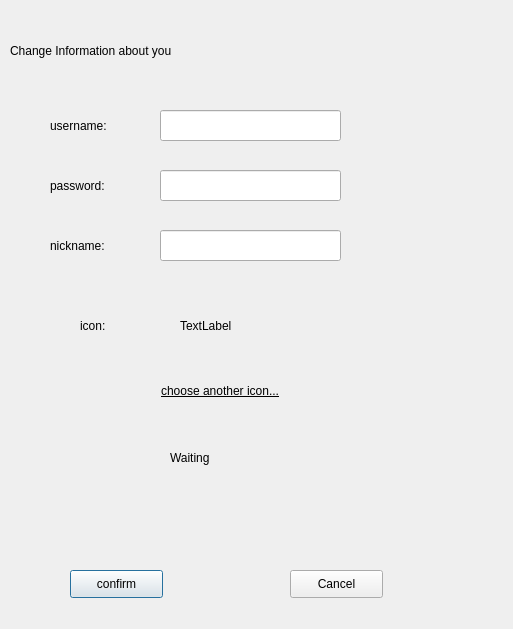
RickZack/Symposium, file GUI/SymposiumGui/changeuserinfo.ui: the form before one commit.
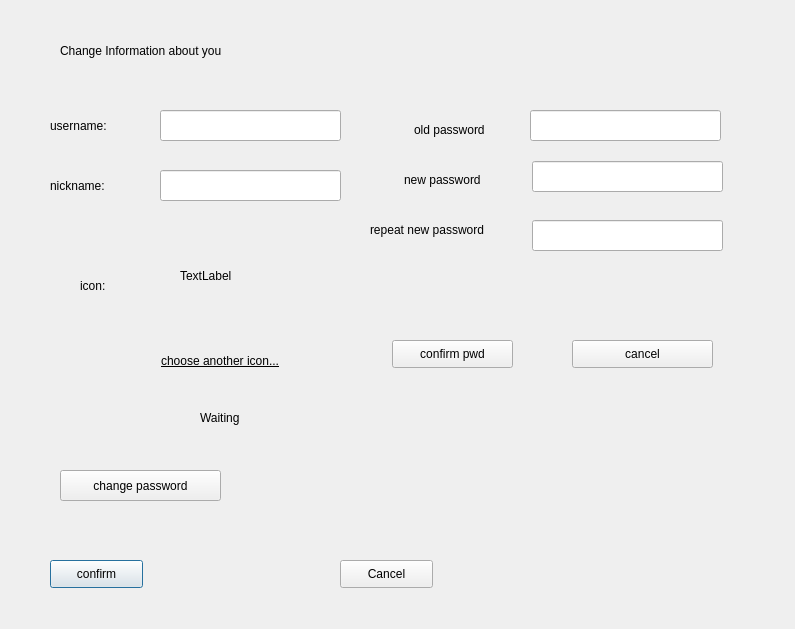
The form after the commit.

What changed in the file:
```diff
--- a/GUI/SymposiumGui/changeuserinfo.ui
+++ b/GUI/SymposiumGui/changeuserinfo.ui
@@ -6,7 +6,7 @@
    <rect>
     <x>0</x>
     <y>0</y>
-    <width>513</width>
+    <width>795</width>
     <height>629</height>
    </rect>
   </property>
@@ -26,24 +26,11 @@
     <string/>
    </property>
   </widget>
-  <widget class="QLineEdit" name="password">
-   <property name="geometry">
-    <rect>
-     <x>160</x>
-     <y>170</y>
-     <width>181</width>
-     <height>31</height>
-    </rect>
-   </property>
-   <property name="text">
-    <string/>
-   </property>
-  </widget>
   <widget class="QLabel" name="img">
    <property name="geometry">
     <rect>
      <x>180</x>
-     <y>280</y>
+     <y>230</y>
      <width>101</width>
      <height>91</height>
     </rect>
@@ -52,27 +39,11 @@
     <string>TextLabel</string>
    </property>
   </widget>
-  <widget class="QLabel" name="label_2">
-   <property name="geometry">
-    <rect>
-     <x>50</x>
-     <y>170</y>
-     <width>101</width>
-     <height>31</height>
-    </rect>
-   </property>
-   <property name="styleSheet">
-    <string notr="true">font: 12pt &quot;MS Shell Dlg 2&quot;;</string>
-   </property>
-   <property name="text">
-    <string>password:</string>
-   </property>
-  </widget>
   <widget class="QPushButton" name="confirm">
    <property name="geometry">
     <rect>
-     <x>70</x>
-     <y>570</y>
+     <x>50</x>
+     <y>560</y>
      <width>93</width>
      <height>28</height>
     </rect>
@@ -101,7 +72,7 @@
    <property name="geometry">
     <rect>
      <x>50</x>
-     <y>230</y>
+     <y>170</y>
      <width>101</width>
      <height>31</height>
     </rect>
@@ -117,7 +88,7 @@
    <property name="geometry">
     <rect>
      <x>160</x>
-     <y>370</y>
+     <y>340</y>
      <width>191</width>
      <height>41</height>
     </rect>
@@ -137,7 +108,7 @@
   <widget class="QLabel" name="label_3">
    <property name="geometry">
     <rect>
-     <x>10</x>
+     <x>60</x>
      <y>30</y>
      <width>381</width>
      <height>41</height>
@@ -154,7 +125,7 @@
    <property name="geometry">
     <rect>
      <x>160</x>
-     <y>230</y>
+     <y>170</y>
      <width>181</width>
      <height>31</height>
     </rect>
@@ -167,7 +138,7 @@
    <property name="geometry">
     <rect>
      <x>80</x>
-     <y>310</y>
+     <y>270</y>
      <width>101</width>
      <height>31</height>
     </rect>
@@ -182,8 +153,8 @@
   <widget class="QPushButton" name="cancel">
    <property name="geometry">
     <rect>
-     <x>290</x>
-     <y>570</y>
+     <x>340</x>
+     <y>560</y>
      <width>93</width>
      <height>28</height>
     </rect>
@@ -195,8 +166,8 @@
   <widget class="QLabel" name="gif">
    <property name="geometry">
     <rect>
-     <x>100</x>
-     <y>430</y>
+     <x>80</x>
+     <y>380</y>
      <width>55</width>
      <height>51</height>
     </rect>
@@ -208,8 +179,8 @@
   <widget class="QLabel" name="waiting">
    <property name="geometry">
     <rect>
-     <x>170</x>
-     <y>450</y>
+     <x>200</x>
+     <y>410</y>
      <width>191</width>
      <height>16</height>
     </rect>
@@ -221,10 +192,144 @@
   <widget class="QLabel" name="error">
    <property name="geometry">
     <rect>
-     <x>170</x>
-     <y>480</y>
-     <width>221</width>
-     <height>16</height>
+     <x>60</x>
+     <y>530</y>
+     <width>691</width>
+     <height>20</height>
+    </rect>
+   </property>
+   <property name="text">
+    <string/>
+   </property>
+  </widget>
+  <widget class="QPushButton" name="changepwd">
+   <property name="geometry">
+    <rect>
+     <x>60</x>
+     <y>470</y>
+     <width>161</width>
+     <height>31</height>
+    </rect>
+   </property>
+   <property name="text">
+    <string>change password</string>
+   </property>
+  </widget>
+  <widget class="QLineEdit" name="oldpwd">
+   <property name="geometry">
+    <rect>
+     <x>530</x>
+     <y>110</y>
+     <width>191</width>
+     <height>31</height>
+    </rect>
+   </property>
+  </widget>
+  <widget class="QLineEdit" name="newpwd1">
+   <property name="geometry">
+    <rect>
+     <x>532</x>
+     <y>161</y>
+     <width>191</width>
+     <height>31</height>
+    </rect>
+   </property>
+  </widget>
+  <widget class="QLineEdit" name="newpwd2">
+   <property name="geometry">
+    <rect>
+     <x>532</x>
+     <y>220</y>
+     <width>191</width>
+     <height>31</height>
+    </rect>
+   </property>
+  </widget>
+  <widget class="QLabel" name="labelpwd1">
+   <property name="geometry">
+    <rect>
+     <x>414</x>
+     <y>120</y>
+     <width>91</width>
+     <height>20</height>
+    </rect>
+   </property>
+   <property name="text">
+    <string>old password</string>
+   </property>
+  </widget>
+  <widget class="QLabel" name="labelpwd2">
+   <property name="geometry">
+    <rect>
+     <x>404</x>
+     <y>170</y>
+     <width>91</width>
+     <height>20</height>
+    </rect>
+   </property>
+   <property name="text">
+    <string>new password</string>
+   </property>
+  </widget>
+  <widget class="QLabel" name="labelpwd3">
+   <property name="geometry">
+    <rect>
+     <x>370</x>
+     <y>220</y>
+     <width>131</width>
+     <height>20</height>
+    </rect>
+   </property>
+   <property name="text">
+    <string>repeat new password</string>
+   </property>
+  </widget>
+  <widget class="QPushButton" name="confirm2">
+   <property name="geometry">
+    <rect>
+     <x>392</x>
+     <y>340</y>
+     <width>121</width>
+     <height>28</height>
+    </rect>
+   </property>
+   <property name="text">
+    <string>confirm pwd</string>
+   </property>
+  </widget>
+  <widget class="QPushButton" name="cancel2">
+   <property name="geometry">
+    <rect>
+     <x>572</x>
+     <y>340</y>
+     <width>141</width>
+     <height>28</height>
+    </rect>
+   </property>
+   <property name="text">
+    <string>cancel</string>
+   </property>
+  </widget>
+  <widget class="QLabel" name="veroldpwd">
+   <property name="geometry">
+    <rect>
+     <x>730</x>
+     <y>115</y>
+     <width>21</width>
+     <height>21</height>
+    </rect>
+   </property>
+   <property name="text">
+    <string/>
+   </property>
+  </widget>
+  <widget class="QLabel" name="vernewpwd">
+   <property name="geometry">
+    <rect>
+     <x>740</x>
+     <y>230</y>
+     <width>21</width>
+     <height>21</height>
     </rect>
    </property>
    <property name="text">
```
